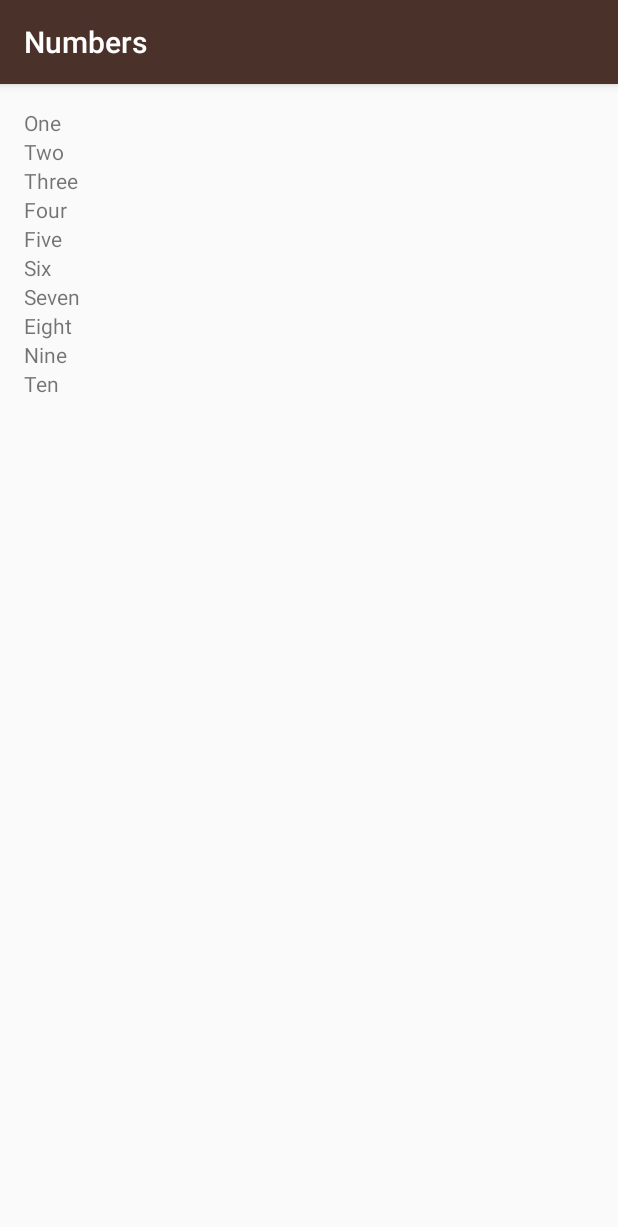
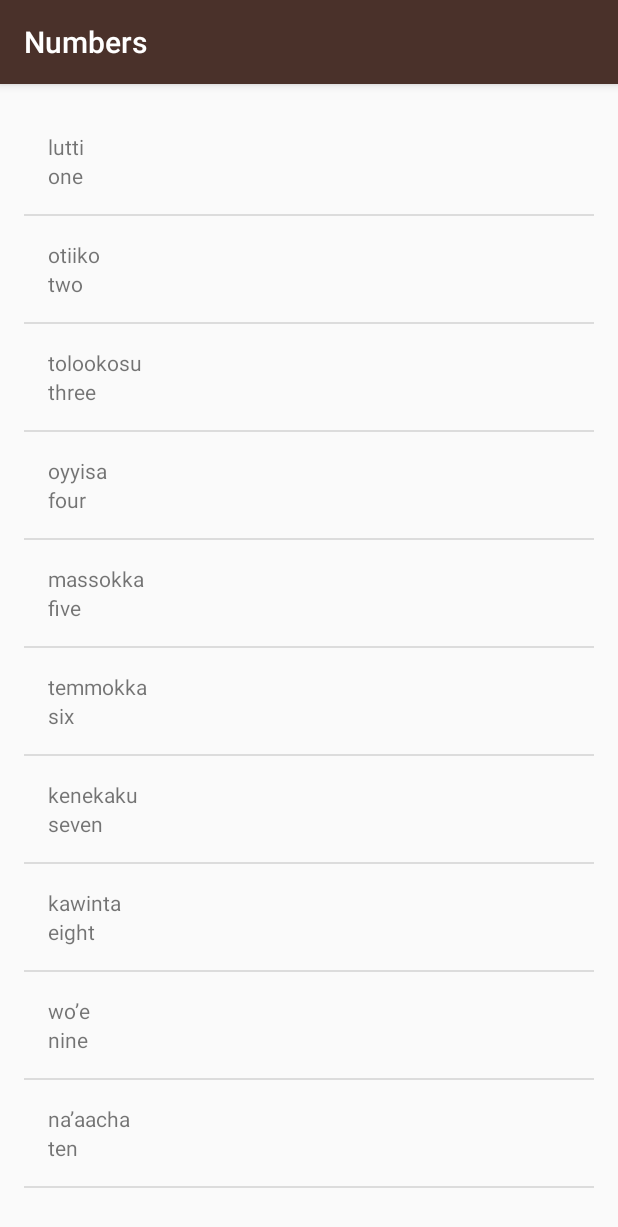
Before and after one commit to skorpion63/Miwok, an Android app: the NumbersActivity screen opened directly, with no data from a screen before it, on a phone screen of 412 x 824 dp. Shown: the top 1227 px of the screen. Run offline under Robolectric (Android 15) with nearby library versions, the phone set to English and light mode, and no system bars.

Commit message:
Implemented a Custom adapter for list view and made a custom data type

```diff
--- a/app/src/main/java/com/example/android/miwok/NumbersActivity.java
+++ b/app/src/main/java/com/example/android/miwok/NumbersActivity.java
@@ -2,7 +2,9 @@ package com.example.android.miwok;
 
 import android.support.v7.app.AppCompatActivity;
 import android.os.Bundle;
+import android.widget.ArrayAdapter;
 import android.widget.LinearLayout;
+import android.widget.ListView;
 import android.widget.TextView;
 
 import java.util.ArrayList;
@@ -14,45 +16,25 @@ public class NumbersActivity extends AppCompatActivity {
         super.onCreate(savedInstanceState);
         setContentView(R.layout.activity_numbers);
 
-        //Add a string arrayList to store the english translation of numbers.
-        ArrayList<String> words = new ArrayList<String>();
 
         //Initialize the arrayList with numbers.
-        words.add("One");
-        words.add("Two");
-        words.add("Three");
-        words.add("Four");
-        words.add("Five");
-        words.add("Six");
-        words.add("Seven");
-        words.add("Eight");
-        words.add("Nine");
-        words.add("Ten");
+        ArrayList<Word> words = new ArrayList<Word>();
+        words.add(new Word("one", "lutti"));
+        words.add(new Word("two", "otiiko"));
+        words.add(new Word("three", "tolookosu"));
+        words.add(new Word("four", "oyyisa"));
+        words.add(new Word("five", "massokka"));
+        words.add(new Word("six", "temmokka"));
+        words.add(new Word("seven", "kenekaku"));
+        words.add(new Word("eight", "kawinta"));
+        words.add(new Word("nine", "wo’e"));
+        words.add(new Word("ten", "na’aacha"));
 
-        //Find the nuberActivity layout by id.
-        LinearLayout rootView = (LinearLayout) findViewById(R.id.rootView);
+        WordAdapter adapter = new WordAdapter(this, words);
 
-        //create a variable to keep track of indices.
+        ListView listView = (ListView) findViewById(R.id.list);
 
-
-        //Add child views to LinearLayout till the arraylist is over.
-        for (int i = 0; i < words.size(); i++ ) {
-
-            //Create a new TextView.
-            TextView wordView = new TextView(this);
-
-            //Set the textView to the current word in the arrylist.
-            wordView.setText(words.get(i));
-
-            //add the textview as a child to the rootview.
-            rootView.addView(wordView);
-
-
-
-
-        }
-
-
+        listView.setAdapter(adapter);
 
 
     }
--- /dev/null
+++ b/app/src/main/java/com/example/android/miwok/Word.java
@@ -0,0 +1,24 @@
+package com.example.android.miwok;
+
+/**
+ * Created by jangjeet on 8/22/2016.
+ */
+public class Word {
+
+    private String mDefaultTranslation;
+    private String mMiwokTranslation;
+
+    public Word(String defaultTranslation, String miwokTranslation){
+        mDefaultTranslation = defaultTranslation;
+        mMiwokTranslation = miwokTranslation;
+    }
+
+    public String getmDefaultTranslation(){
+        return mDefaultTranslation;
+    }
+
+    public  String getmMiwokTranslation(){
+        return mMiwokTranslation;
+    }
+
+}
--- /dev/null
+++ b/app/src/main/java/com/example/android/miwok/WordAdapter.java
@@ -0,0 +1,66 @@
+package com.example.android.miwok;
+
+import android.app.Activity;
+import android.provider.UserDictionary;
+import android.view.LayoutInflater;
+import android.view.View;
+import android.view.ViewGroup;
+import android.widget.ArrayAdapter;
+import android.widget.ImageView;
+import android.widget.TextView;
+
+import java.util.ArrayList;
+
+/**
+ * Created by jangjeet on 8/22/2016.
+ */
+public class WordAdapter extends ArrayAdapter<Word> {
+
+    public WordAdapter(Activity context, ArrayList<Word> words) {
+        // Here, we initialize the ArrayAdapter's internal storage for the context and the list.
+        // the second argument is used when the ArrayAdapter is populating a single TextView.
+        // Because this is a custom adapter for two TextViews and an ImageView, the adapter is not
+        // going to use this second argument, so it can be any value. Here, we used 0.
+        super(context, 0, words);
+    }
+
+    /**
+     * Provides a view for an AdapterView (ListView, GridView, etc.)
+     *
+     * @param position The position in the list of data that should be displayed in the
+     *                 list item view.
+     * @param convertView The recycled view to populate.
+     * @param parent The parent ViewGroup that is used for inflation.
+     * @return The View for the position in the AdapterView.
+     */
+    @Override
+    public View getView(int position, View convertView, ViewGroup parent) {
+        // Check if the existing view is being reused, otherwise inflate the view
+        View listItemView = convertView;
+        if(listItemView == null) {
+            listItemView = LayoutInflater.from(getContext()).inflate(
+                    R.layout.list_item, parent, false);
+        }
+
+        // Get the {@link AndroidFlavor} object located at this position in the list
+        Word currentWord = getItem(position);
+
+        // Find the TextView in the list_item.xml layout with the ID version_name
+        TextView miwokTextView = (TextView) listItemView.findViewById(R.id.miwok_text_view);
+        // Get the version name from the current AndroidFlavor object and
+        // set this text on the name TextView
+        miwokTextView.setText(currentWord.getmMiwokTranslation());
+
+        // Find the TextView in the list_item.xml layout with the ID version_number
+        TextView defaultTextView = (TextView) listItemView.findViewById(R.id.default_text_view);
+        // Get the version number from the current AndroidFlavor object and
+        // set this text on the number TextView
+        defaultTextView.setText(currentWord.getmDefaultTranslation());
+
+
+        // Return the whole list item layout (containing 2 TextViews and an ImageView)
+        // so that it can be shown in the ListView
+        return listItemView;
+    }
+
+}
--- a/app/src/main/res/layout/activity_numbers.xml
+++ b/app/src/main/res/layout/activity_numbers.xml
@@ -1,14 +1,12 @@
 <?xml version="1.0" encoding="utf-8"?>
-<LinearLayout xmlns:android="http://schemas.android.com/apk/res/android"
+<ListView xmlns:android="http://schemas.android.com/apk/res/android"
     xmlns:tools="http://schemas.android.com/tools"
+    android:id="@+id/list"
+    android:orientation="vertical"
     android:layout_width="match_parent"
     android:layout_height="match_parent"
     android:paddingBottom="@dimen/activity_vertical_margin"
     android:paddingLeft="@dimen/activity_horizontal_margin"
     android:paddingRight="@dimen/activity_horizontal_margin"
     android:paddingTop="@dimen/activity_vertical_margin"
-    android:orientation="vertical"
-    android:id="@+id/rootView"
-    tools:context="com.example.android.miwok.NumbersActivity">
-
-</LinearLayout>
+    tools:context="com.example.android.miwok.NumbersActivity"/>
--- /dev/null
+++ b/app/src/main/res/layout/list_item.xml
@@ -0,0 +1,22 @@
+<?xml version="1.0" encoding="utf-8"?>
+<LinearLayout xmlns:android="http://schemas.android.com/apk/res/android"
+    xmlns:tools="http://schemas.android.com/tools"
+    android:layout_width="match_parent"
+    android:id="@+id/lists"
+    android:layout_height="match_parent"
+    android:orientation="vertical"
+    android:padding="16dp">
+
+    <TextView
+        android:id="@+id/miwok_text_view"
+        android:layout_width="match_parent"
+        android:layout_height="wrap_content"
+        tools:text="lutti" />
+
+    <TextView
+        android:id="@+id/default_text_view"
+        android:layout_width="match_parent"
+        android:layout_height="wrap_content"
+        tools:text="one" />
+
+</LinearLayout>
```
